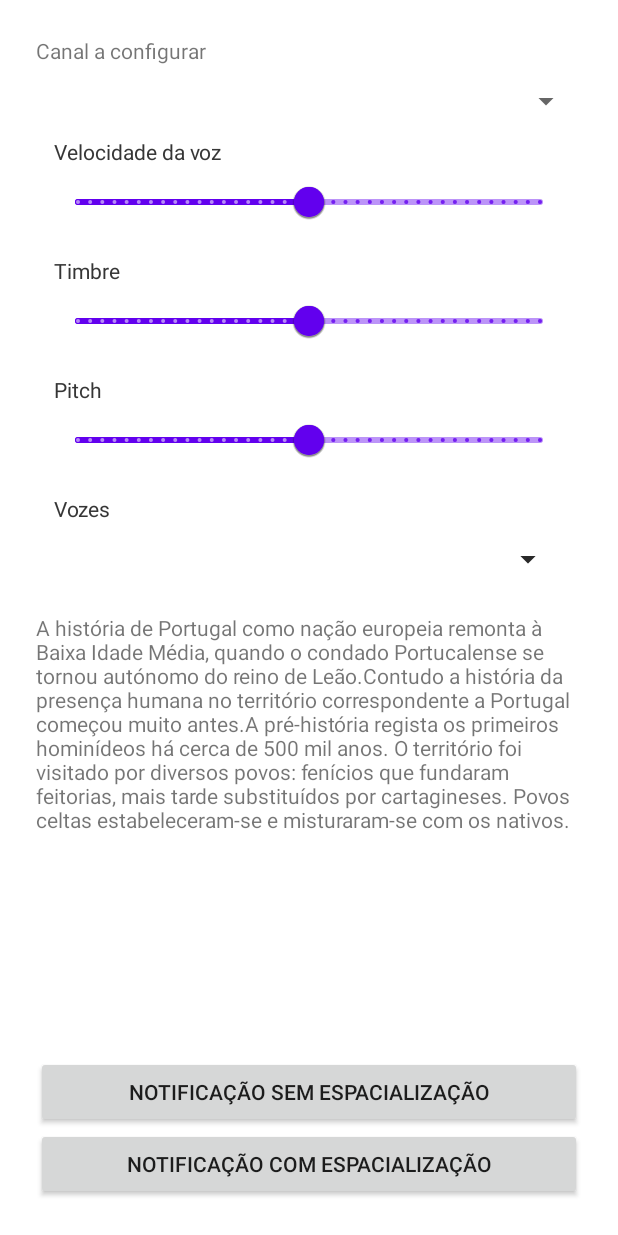
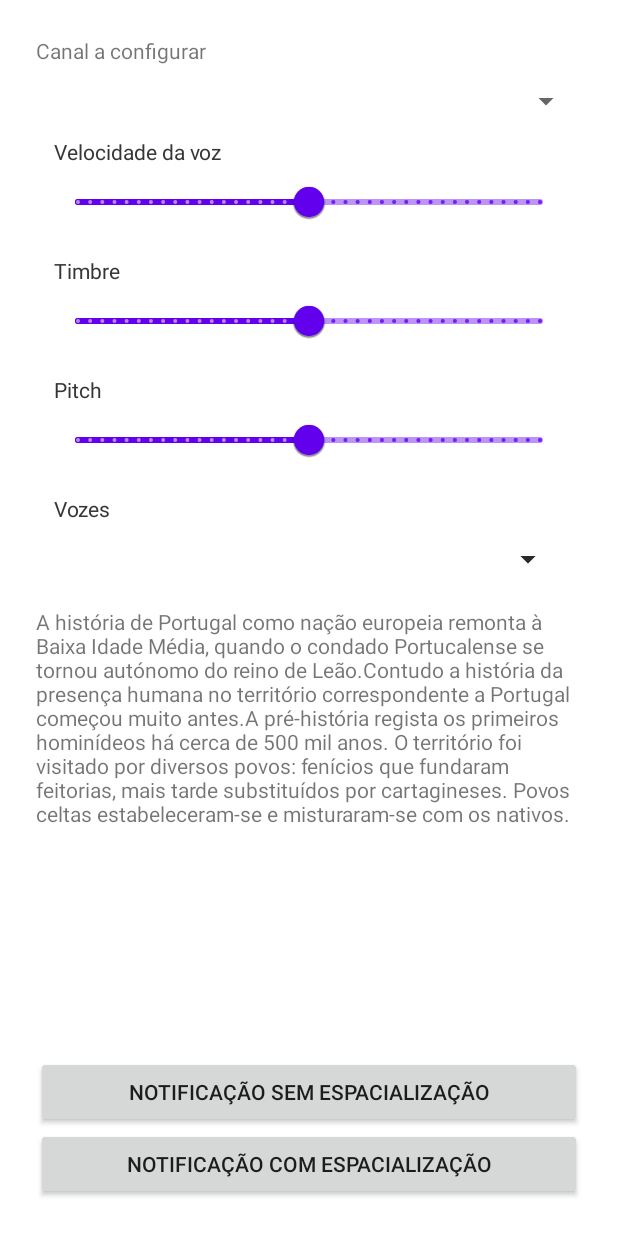
Before and after one commit to PedroFrr/ConcurrentSpeechSample, an Android app: the NotificationExampleFragment screen opened through its navigation route, on a phone screen of 412 x 824 dp. Run offline under Robolectric (Android 15) with nearby library versions, the phone set to English and light mode, and no system bars; libraries missing offline, so code that uses them is left out: com.amazonaws.auth, com.amazonaws.regions, com.amazonaws.services, com.google.vr.sdk, com.zhuinden.fragmentviewbindingdelegatekt; 15 statements that could not run were skipped.

Commit message:
Fix overflow Textview

```diff
--- a/app/src/main/res/layout/layout_notification_example.xml
+++ b/app/src/main/res/layout/layout_notification_example.xml
@@ -44,10 +44,12 @@
     <TextView
         android:id="@+id/tv_document_sample"
         android:layout_width="match_parent"
-        android:layout_height="wrap_content"
+        android:layout_height="0dp"
+        android:layout_marginTop="8dp"
+        android:text="@string/sample_text"
         app:layout_constraintTop_toBottomOf="@id/barrier"
-        android:layout_marginTop="12dp"
-        android:text="@string/sample_text"/>
+        app:layout_constraintBottom_toTopOf="@id/btn_notification_no_spatialization"
+        tools:layout_editor_absoluteX="16dp" />
 
     <androidx.constraintlayout.widget.Group
         android:id="@+id/action_btns_group"
--- a/build.gradle
+++ b/build.gradle
@@ -11,7 +11,7 @@ buildscript {
         mavenCentral()
     }
     dependencies {
-        classpath "com.android.tools.build:gradle:7.0.4"
+        classpath 'com.android.tools.build:gradle:7.2.0'
         classpath "org.jetbrains.kotlin:kotlin-gradle-plugin:1.6.10"
 
         // NOTE: Do not place your application dependencies here; they belong
```
Also changed, not shown: gradle/wrapper/gradle-wrapper.properties.
